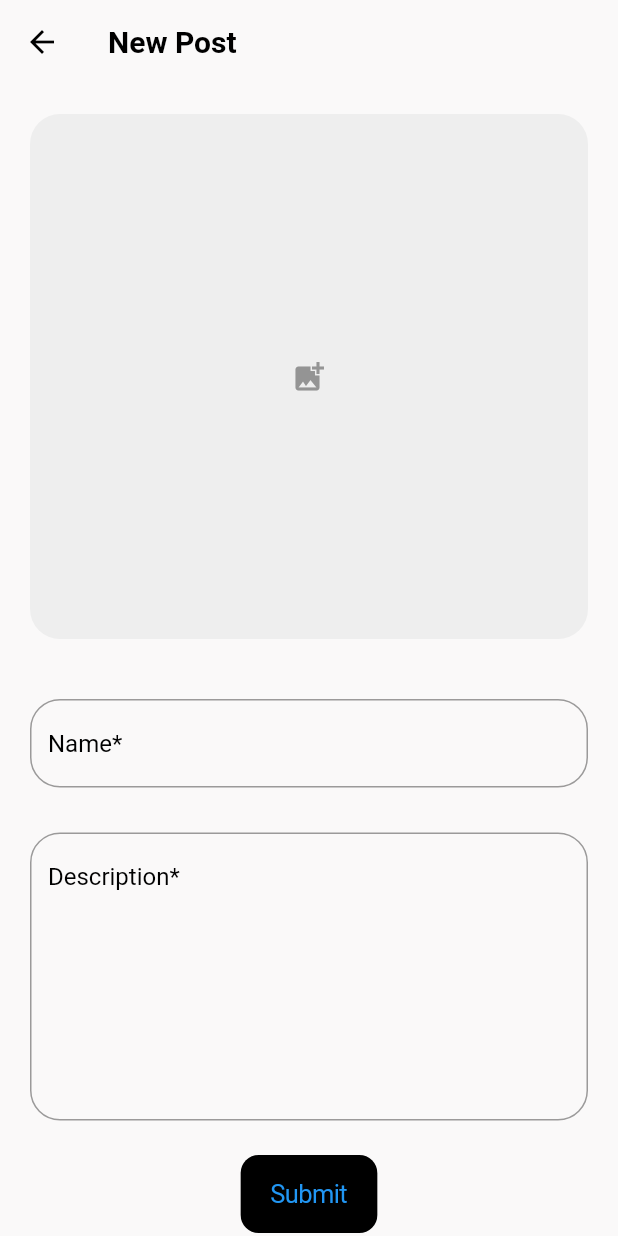
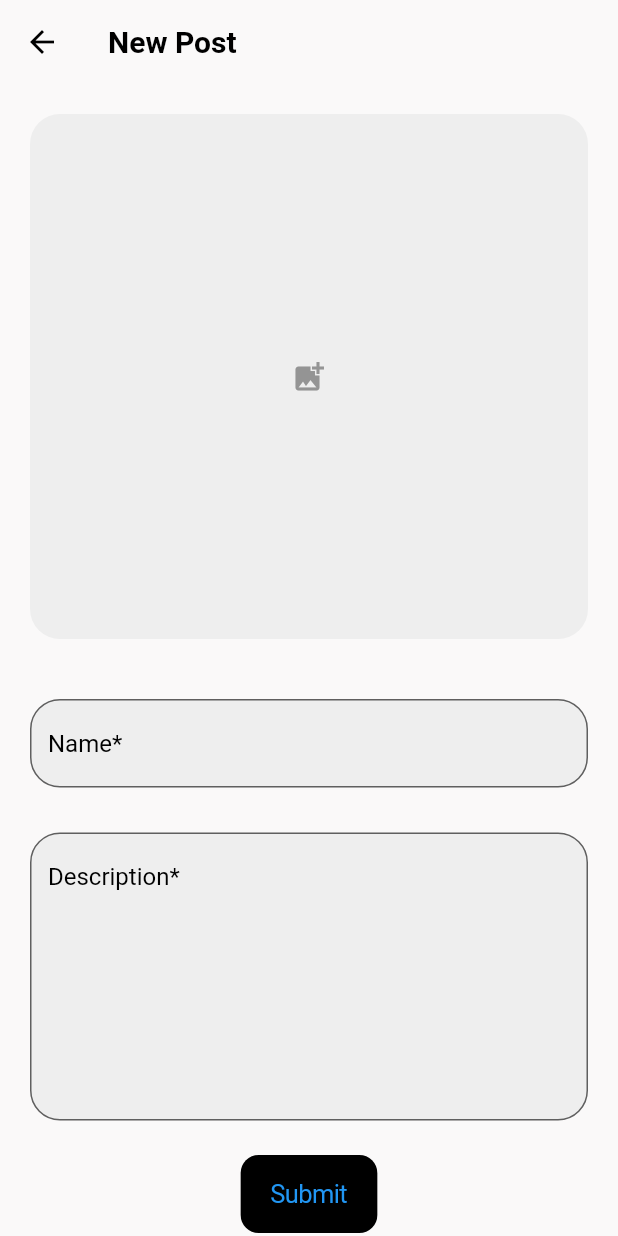
Before and after one commit to kimkyung1234/HH-Client, a Flutter app: the ProfilePage screen opened directly, after a tap on the "add box" icon, on a phone screen of 412 x 824 dp. Run offline on Flutter 3.47's test engine with Material 2 defaults, Android fonts, the phone set to English and light mode, and no system bars; our stand-ins replace flutter_svg, image_picker, shared_preferences; missing offline and left inert: flutter_verification_code; accounts and stored records are empty; network calls fail.

```diff
--- a/lib/pages/post_page.dart
+++ b/lib/pages/post_page.dart
@@ -107,7 +107,7 @@ class PostPage extends StatelessWidget {
               ],
             ),
             Expanded(
-              child: ListCardWidget(future: getList()),
+              child: ListCardWidget(future: getPost(1)),
             ),
           ],
         ),
--- a/lib/pages/profile/add_post_page.dart
+++ b/lib/pages/profile/add_post_page.dart
@@ -78,6 +78,8 @@ class AddPostPage extends StatelessWidget {
                   cursorColor: theme.accentColor,
                   style: TextStyle(color: theme.accentColor),
                   decoration: InputDecoration(
+                    filled: true,
+                    fillColor: theme.canvasColor,
                     hintText: 'Name*',
                     hintStyle: TextStyle(color: theme.accentColor),
                     errorText: provider.getNameValidate
@@ -101,6 +103,8 @@ class AddPostPage extends StatelessWidget {
                   maxLines: 8,
                   style: TextStyle(color: theme.accentColor),
                   decoration: InputDecoration(
+                    filled: true,
+                    fillColor: theme.canvasColor,
                     hintText: 'Description*',
                     hintStyle: TextStyle(color: theme.accentColor),
                     errorText: provider.getDescValidate
--- a/lib/pages/profile/edit_profile_page.dart
+++ b/lib/pages/profile/edit_profile_page.dart
@@ -79,6 +79,8 @@ class EditProfilePage extends StatelessWidget {
                     cursorColor: theme.accentColor,
                     style: TextStyle(color: theme.accentColor),
                     decoration: InputDecoration(
+                      filled: true,
+                      fillColor: theme.canvasColor,
                       hintText: 'Name*',
                       hintStyle: TextStyle(color: theme.accentColor),
                       errorText: provider.getNameValidate
@@ -110,6 +112,8 @@ class EditProfilePage extends StatelessWidget {
                   maxLines: 3,
                   style: TextStyle(color: theme.accentColor),
                   decoration: InputDecoration(
+                    filled: true,
+                    fillColor: theme.canvasColor,
                     hintText: 'Description',
                     hintStyle: TextStyle(color: theme.accentColor),
                     border: OutlineInputBorder(
--- a/lib/pages/profile/profile_page.dart
+++ b/lib/pages/profile/profile_page.dart
@@ -10,6 +10,7 @@ class ProfilePage extends StatelessWidget {
   @override
   Widget build(BuildContext context) {
     var provider = Provider.of<AddPost>(context);
+    var userName = Provider.of<UserName>(context);
     var editProfile = Provider.of<EditProfile>(context);
     var themeMode = Provider.of<ThemeChanger>(context);
     var theme = themeMode.getThemeData;
@@ -39,7 +40,8 @@ class ProfilePage extends StatelessWidget {
         actions: [PopupMenu()],
       ),
       body: FutureBuilder<Profile>(
-        future: getProfile(),
+        // future: getProfile(userName.getUserName ?? ''),
+        future: getProfile('오어진'),
         builder: (_, snapshot) {
           if (snapshot.connectionState == ConnectionState.waiting) {
             return const Center(child: CircularProgressIndicator());
--- a/lib/services/api.dart
+++ b/lib/services/api.dart
@@ -7,21 +7,42 @@ import 'package:flutter/material.dart';
 import 'package:flutter/services.dart';
 import 'package:http/http.dart';
 
+String baseUrl = 'http://{BASE_URL}';
+
 Future<String> _loadAddressAsset(String location) async {
   return await rootBundle.loadString(location);
 }
 
-Future<Post> getList() async {
+Future<Post> getPost(int index) async {
+  // final response = await get(
+  //     Uri.parse(baseUrl + '/posts?page=' + index.toString() + '&size=5'));
+  // if (response.statusCode == 200) {
+  //   return Post.fromJson(jsonDecode(response.body));
+  // } else {
+  //   throw Exception("Error loading");
+  // }
   final response = await _loadAddressAsset('assets/posts.json');
   return Post.fromJson(jsonDecode(response));
 }
 
-Future<Profile> getProfile() async {
+Future<Profile> getProfile(String name) async {
+  // final response = await get(Uri.parse(baseUrl + name + '/profile'));
+  // if (response.statusCode == 200) {
+  //   return Profile.fromJson(jsonDecode(response.body));
+  // } else {
+  //   throw Exception("Error loading");
+  // }
   final response = await _loadAddressAsset('assets/profile.json');
   return Profile.fromJson(jsonDecode(response));
 }
 
-Future<Post> getMyPost() async {
+Future<Post> getMyPost(String name) async {
+  // final response = await get(Uri.parse(baseUrl + name + '/posts'));
+  // if (response.statusCode == 200) {
+  //   return Post.fromJson(jsonDecode(response.body));
+  // } else {
+  //   throw Exception("Error loading");
+  // }
   final response = await _loadAddressAsset('assets/my_post.json');
   return Post.fromJson(jsonDecode(response));
 }
@@ -31,10 +52,8 @@ void postRequest(
     required String image,
     required String description,
     required BuildContext context}) async {
-  String url = '';
-
   Response response = await post(
-    Uri.parse(url),
+    Uri.parse(baseUrl + '/posts'),
     headers: {
       HttpHeaders.contentTypeHeader: 'application/json',
     },
@@ -58,10 +77,8 @@ void postEditProfile(
     required String image,
     required String description,
     required BuildContext context}) async {
-  String url = '';
-
   Response response = await post(
-    Uri.parse(url),
+    Uri.parse(baseUrl + name + '/profile'),
     headers: {
       HttpHeaders.contentTypeHeader: 'application/json',
     },
--- a/lib/widgets/my_post_List.dart
+++ b/lib/widgets/my_post_List.dart
@@ -8,11 +8,13 @@ import 'package:provider/provider.dart';
 class MyPostListWidget extends StatelessWidget {
   @override
   Widget build(BuildContext context) {
+    var userName = Provider.of<UserName>(context);
     var themeMode = Provider.of<ThemeChanger>(context);
     var theme = themeMode.getThemeData;
 
     return FutureBuilder<Post>(
-      future: getMyPost(),
+      // future: getMyPost(userName.getUserName ?? ''),
+      future: getMyPost('오어진'),
       builder: (_, snapshot) {
         if (snapshot.connectionState == ConnectionState.waiting) {
           return const Center(child: CircularProgressIndicator());
```
Also changed, not shown: lib/services/login_api.dart (+5 -7 lines).
